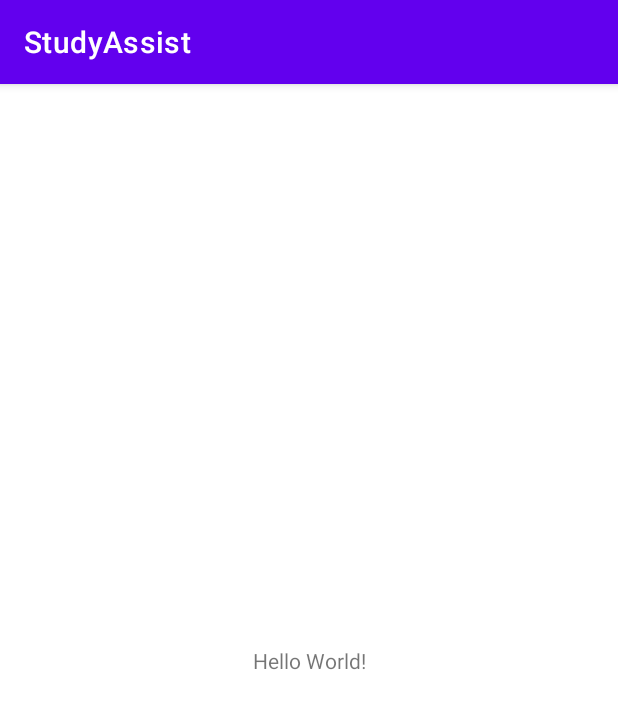
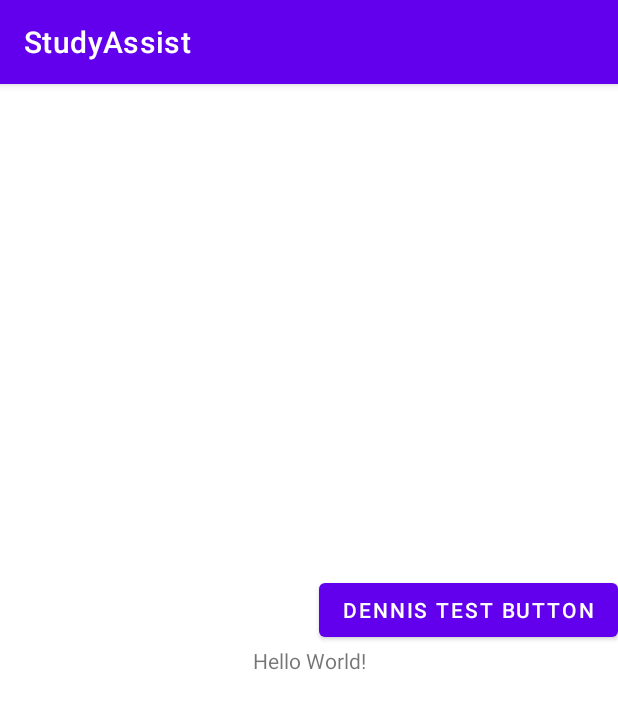
Before and after one commit to dennan141/Android-app, an Android app: the screen it shows after launch (MainActivity), on a phone screen of 412 x 824 dp. Shown: the top 709 px of the screen. Run offline under Robolectric (Android 15) with nearby library versions, the phone set to English and light mode, and no system bars.

```diff
--- a/app/src/main/AndroidManifest.xml
+++ b/app/src/main/AndroidManifest.xml
@@ -10,12 +10,17 @@
         android:supportsRtl="true"
         android:theme="@style/Theme.StudyAssist">
         <activity android:name=".MainActivity">
+
             <intent-filter>
                 <action android:name="android.intent.action.MAIN" />
 
                 <category android:name="android.intent.category.LAUNCHER" />
             </intent-filter>
         </activity>
+        <activity android:name=".LogInActivity">
+
+        </activity>
+
     </application>
 
 </manifest>
--- a/app/src/main/java/se/ju/student/kade1796/studyassist/MainActivity.kt
+++ b/app/src/main/java/se/ju/student/kade1796/studyassist/MainActivity.kt
@@ -1,11 +1,22 @@
 package se.ju.student.kade1796.studyassist
 
+import android.content.Intent
 import androidx.appcompat.app.AppCompatActivity
 import android.os.Bundle
+import android.widget.Button
 
 class MainActivity : AppCompatActivity() {
     override fun onCreate(savedInstanceState: Bundle?) {
         super.onCreate(savedInstanceState)
         setContentView(R.layout.activity_main)
+
+
+        var testButton = findViewById<Button>(R.id.button2)
+
+
+        testButton.setOnClickListener {
+            var intent = Intent(this, LogInActivity::class.java)
+            startActivity(intent)
+        }
     }
 }
--- /dev/null
+++ b/app/src/main/java/se/ju/student/kade1796/studyassist/Posts.kt
@@ -0,0 +1,5 @@
+package se.ju.student.kade1796.studyassist
+
+data class Posts(
+        val content: String? = "-Empty Content-"
+)
--- a/app/src/main/res/layout/activity_main.xml
+++ b/app/src/main/res/layout/activity_main.xml
@@ -7,6 +7,7 @@
     tools:context=".MainActivity">
 
     <TextView
+        android:id="@+id/textView"
         android:layout_width="wrap_content"
         android:layout_height="wrap_content"
         android:text="Hello World!"
@@ -15,4 +16,13 @@
         app:layout_constraintRight_toRightOf="parent"
         app:layout_constraintTop_toTopOf="parent" />
 
+    <Button
+        android:id="@+id/button2"
+        android:layout_width="wrap_content"
+        android:layout_height="wrap_content"
+        android:text="Dennis test button"
+        app:layout_constraintBottom_toTopOf="@+id/textView"
+        app:layout_constraintEnd_toEndOf="parent" />
+
+
 </androidx.constraintlayout.widget.ConstraintLayout>
```
Also changed, not shown: app/build.gradle (+7 -0 lines), app/src/main/java/se/ju/student/kade1796/studyassist/Firestore.kt (added, +37 -0 lines), app/src/main/java/se/ju/student/kade1796/studyassist/LogInActivity.kt (+6 -2 lines), app/src/main/java/se/ju/student/kade1796/studyassist/Threads.kt (added, +8 -0 lines), 1 other file.
